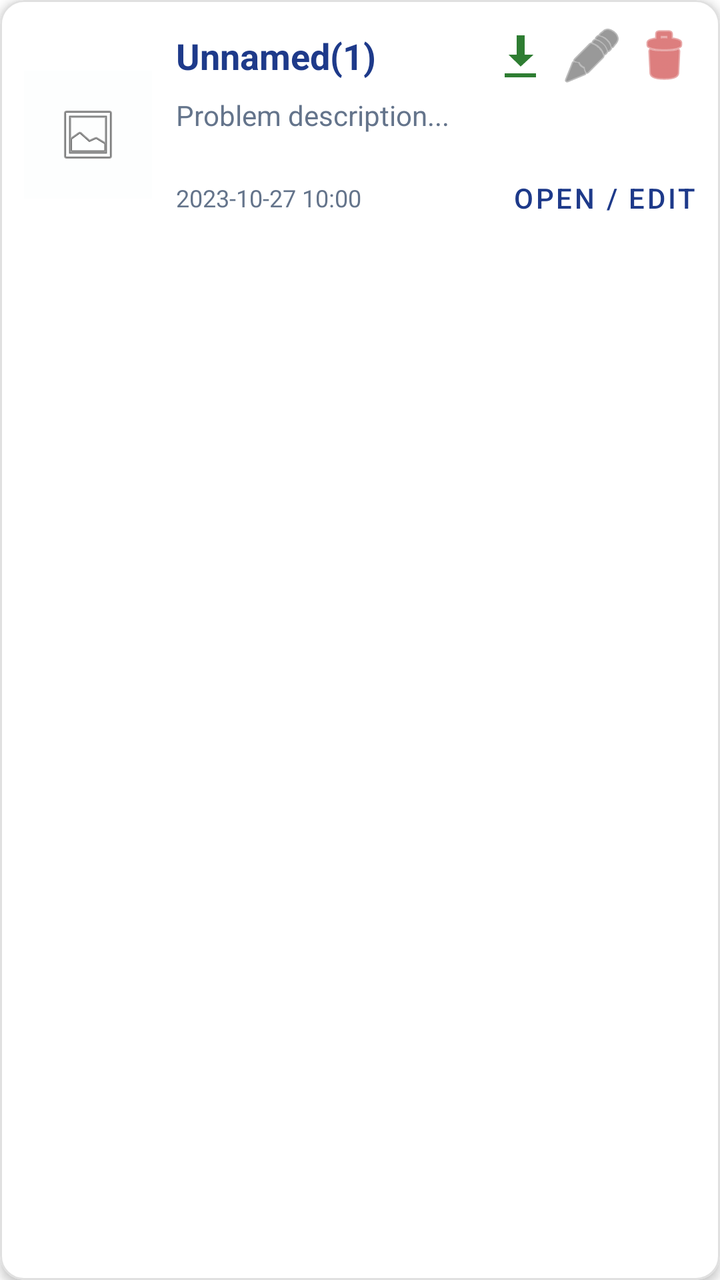
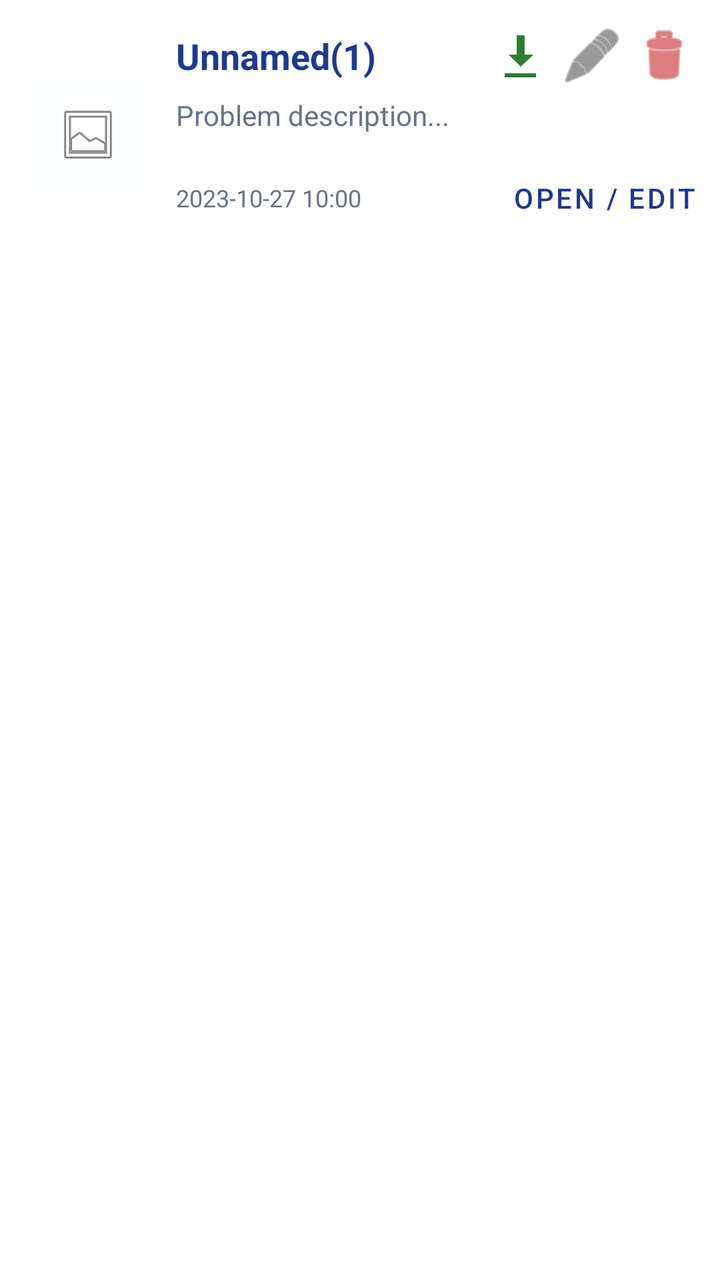

Two renders of the same Android screen: before a commit and after it. Below are the layout's source before the change and the commit's diff.
<!-- AndroidManifest.xml: application theme Theme.MaterialComponents.DayNight.NoActionBar -->
<!-- res/layout/item_history.xml -->
<?xml version="1.0" encoding="utf-8"?>
<com.google.android.material.card.MaterialCardView xmlns:android="http://schemas.android.com/apk/res/android"
    xmlns:app="http://schemas.android.com/apk/res-auto"
    android:layout_width="match_parent"
    android:layout_height="wrap_content"
    android:layout_marginHorizontal="12dp"
    android:layout_marginVertical="6dp"
    app:cardCornerRadius="12dp"
    app:cardElevation="3dp"
    app:strokeColor="#E0E0E0"
    app:strokeWidth="1dp">

    <LinearLayout
        android:layout_width="match_parent"
        android:layout_height="wrap_content"
        android:orientation="horizontal"
        android:gravity="center_vertical"
        android:padding="12dp">

        <ImageView
            android:id="@+id/ivHistoryThumb"
            android:layout_width="64dp"
            android:layout_height="64dp"
            android:layout_marginEnd="12dp"
            android:background="@color/canvas_bg"
            android:scaleType="centerInside"
            android:contentDescription="@string/history"
            android:src="@android:drawable/ic_menu_gallery" />

    <LinearLayout
        android:layout_width="0dp"
        android:layout_height="wrap_content"
        android:layout_weight="1"
        android:orientation="vertical">

        <LinearLayout
            android:layout_width="match_parent"
            android:layout_height="wrap_content"
            android:orientation="horizontal"
            android:gravity="center_vertical">

            <TextView
                android:id="@+id/tvHistoryName"
                android:layout_width="0dp"
                android:layout_height="wrap_content"
                android:layout_weight="1"
                android:text="Unnamed(1)"
                android:textColor="@color/main_blue"
                android:textSize="18sp"
                android:textStyle="bold" />

            <ImageButton
                android:id="@+id/btnDownloadHistory"
                android:layout_width="32dp"
                android:layout_height="32dp"
                android:layout_marginEnd="4dp"
                android:background="?attr/selectableItemBackgroundBorderless"
                android:src="@android:drawable/stat_sys_download"
                app:tint="#2E7D32" />

            <ImageButton
                android:id="@+id/btnRenameHistory"
                android:layout_width="32dp"
                android:layout_height="32dp"
                android:layout_marginEnd="4dp"
                android:background="?attr/selectableItemBackgroundBorderless"
                android:src="@android:drawable/ic_menu_edit"
                app:tint="#555555" />

            <ImageButton
                android:id="@+id/btnDeleteHistory"
                android:layout_width="32dp"
                android:layout_height="32dp"
                android:background="?attr/selectableItemBackgroundBorderless"
                android:src="@android:drawable/ic_menu_delete"
                app:tint="#C62828" />
        </LinearLayout>

        <TextView
            android:id="@+id/tvHistoryProblem"
            android:layout_width="match_parent"
            android:layout_height="wrap_content"
            android:layout_marginTop="4dp"
            android:ellipsize="end"
            android:maxLines="1"
            android:text="Problem description..."
            android:textColor="@color/text_subtitle"
            android:textSize="14sp" />

        <LinearLayout
            android:layout_width="match_parent"
            android:layout_height="wrap_content"
            android:orientation="horizontal"
            android:layout_marginTop="8dp"
            android:gravity="center_vertical">

            <TextView
                android:id="@+id/tvHistoryDate"
                android:layout_width="0dp"
                android:layout_height="wrap_content"
                android:layout_weight="1"
                android:text="2023-10-27 10:00"
                android:textColor="@color/text_subtitle"
                android:textSize="12sp" />

            <Button
                android:id="@+id/btnEditHistory"
                android:layout_width="wrap_content"
                android:layout_height="wrap_content"
                android:text="@string/open_edit"
                style="@style/Widget.MaterialComponents.Button.TextButton"
                android:textColor="@color/main_blue"
                android:padding="0dp"/>
        </LinearLayout>

    </LinearLayout>
    </LinearLayout>
</com.google.android.material.card.MaterialCardView>
<!-- resources referenced by this layout -->
<resources>
  <color name="canvas_bg">#FDFEFE</color>
  <color name="main_blue">#1E3A8A</color>
  <color name="text_subtitle">#64748B</color>
  <string name="history">History</string>
  <string name="open_edit">Open / Edit</string>
</resources>

<!-- the commit's change to res/layout/item_history.xml (unified diff, before → after) -->
@@ -5,9 +5,10 @@
     android:layout_height="wrap_content"
     android:layout_marginHorizontal="12dp"
     android:layout_marginVertical="6dp"
-    app:cardCornerRadius="12dp"
-    app:cardElevation="3dp"
-    app:strokeColor="#E0E0E0"
+    app:cardCornerRadius="16dp"
+    app:cardElevation="0dp"
+    app:cardBackgroundColor="?attr/appCardFill"
+    app:strokeColor="?attr/appCardStroke"
     app:strokeWidth="1dp">
 
     <LinearLayout
